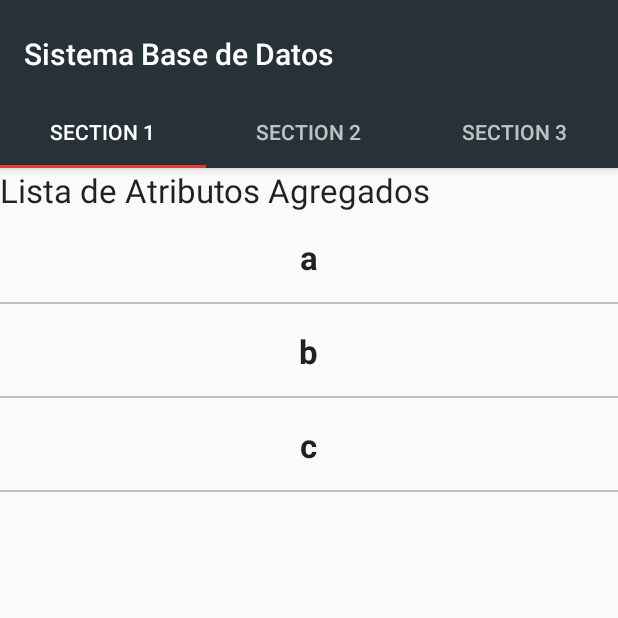
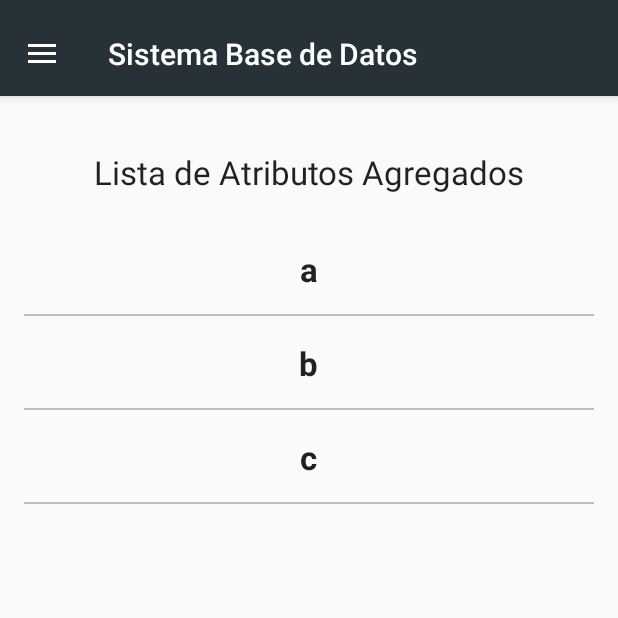
Before and after one commit to fedeLizondo/BaseDeDatos, an Android app: the screen it shows after launch (MainActivity), on a phone screen of 412 x 824 dp, the top half of it. Run offline under Robolectric (Android 15) with nearby library versions, the phone set to English and light mode, and no system bars.

```diff
--- a/app/src/main/java/fedelizondo/basededatos/MainActivity.java
+++ b/app/src/main/java/fedelizondo/basededatos/MainActivity.java
@@ -2,13 +2,18 @@ package fedelizondo.basededatos;
 
 import android.app.FragmentTransaction;
 
+import android.support.annotation.NonNull;
 import android.support.design.widget.FloatingActionButton;
+import android.support.design.widget.NavigationView;
 import android.support.design.widget.Snackbar;
 import android.support.design.widget.TabLayout;
 import android.support.v4.app.Fragment;
 import android.support.v4.app.FragmentManager;
 import android.support.v4.app.FragmentPagerAdapter;
+import android.support.v4.view.GravityCompat;
 import android.support.v4.view.ViewPager;
+import android.support.v4.widget.DrawerLayout;
+import android.support.v7.app.ActionBarDrawerToggle;
 import android.support.v7.app.AppCompatActivity;
 import android.os.Bundle;
 import android.support.v7.widget.Toolbar;
@@ -19,6 +24,7 @@ import android.view.View;
 import android.view.ViewGroup;
 import android.widget.FrameLayout;
 import android.widget.TextView;
+import android.widget.Toast;
 
 import java.util.ArrayList;
 
@@ -28,7 +34,7 @@ import layout.AtributosFragment;
 import layout.ModificarAtributosFragment;
 
 public class MainActivity extends AppCompatActivity implements
-       AtributosFragment.OnFragmentInteractionListener {
+       AtributosFragment.OnFragmentInteractionListener, NavigationView.OnNavigationItemSelectedListener {
 
 
     private Toolbar toolbar;
@@ -46,9 +52,9 @@ public class MainActivity extends AppCompatActivity implements
     @Override
     protected void onCreate(Bundle savedInstanceState) {
         super.onCreate(savedInstanceState);
-        setContentView(R.layout.activity_navegador);//content_navegador);//activity_main);
+        setContentView(R.layout.activity_navegador);
+
         toolbar = (Toolbar) findViewById(R.id.toolbar);
-
         Toolbar toolbar = (Toolbar) findViewById(R.id.toolbar);
         setSupportActionBar(toolbar);
 
@@ -61,21 +67,19 @@ public class MainActivity extends AppCompatActivity implements
         administradora.agregarAtributos("c");
 
 
+        DrawerLayout drawer = (DrawerLayout) findViewById(R.id.drawer_layout);
+        ActionBarDrawerToggle toggle = new ActionBarDrawerToggle(
+                this, drawer, toolbar, R.string.navigation_drawer_open, R.string.navigation_drawer_close);
+        drawer.setDrawerListener(toggle);
+        toggle.syncState();
+
+        NavigationView navigationView = (NavigationView) findViewById(R.id.nav_view);
+        navigationView.setNavigationItemSelectedListener(this);
+
         // Set up the ViewPager with the sections adapter.
         mViewPager = (ViewPager) findViewById(R.id.container);
         mViewPager.setAdapter(mSectionsPagerAdapter);
 
-        TabLayout tabLayout = (TabLayout) findViewById(R.id.tabs);
-        tabLayout.setupWithViewPager(mViewPager);
-
-        /*FloatingActionButton fab = (FloatingActionButton) findViewById(R.id.fab);
-        fab.setOnClickListener(new View.OnClickListener() {
-            @Override
-            public void onClick(View view) {
-                Snackbar.make(view, "Replace with your own action", Snackbar.LENGTH_LONG)
-                        .setAction("Action", null).show();
-            }
-        });*/
     }
 
     protected void setFragment(Fragment fragment) {
@@ -108,6 +112,47 @@ public class MainActivity extends AppCompatActivity implements
         return super.onOptionsItemSelected(item);
     }
 
+    @SuppressWarnings("StatementWithEmptyBody")
+    @Override
+    public boolean onNavigationItemSelected(MenuItem item) {
+        // Handle navigation view item clicks here.
+        int id = item.getItemId();
+
+        if (id == R.id.nav_camera) {
+            // Handle the camera action
+            Toast.makeText(MainActivity.this, "CAMARA", Toast.LENGTH_LONG).show();
+        } else if (id == R.id.nav_gallery) {
+            Toast.makeText(MainActivity.this, "GALERIA", Toast.LENGTH_LONG).show();
+        } else if (id == R.id.nav_slideshow) {
+            Toast.makeText(MainActivity.this, "SLIDESHO", Toast.LENGTH_LONG).show();
+        } else if (id == R.id.nav_manage) {
+            Toast.makeText(MainActivity.this, "NAVMANAGE", Toast.LENGTH_LONG).show();
+        } else if (id == R.id.nav_share) {
+            Toast.makeText(MainActivity.this, "SHARE", Toast.LENGTH_LONG).show();
+
+        } else if (id == R.id.nav_send) {
+            Toast.makeText(MainActivity.this, "SEND", Toast.LENGTH_LONG).show();
+        }
+
+        DrawerLayout drawer = (DrawerLayout) findViewById(R.id.drawer_layout);
+        drawer.closeDrawer(GravityCompat.START);
+        return true;
+    }
+
+    @Override
+    public void onBackPressed() {
+        DrawerLayout drawer = (DrawerLayout) findViewById(R.id.drawer_layout);
+        if (drawer.isDrawerOpen(GravityCompat.START)) {
+            drawer.closeDrawer(GravityCompat.START);
+        } else {
+            super.onBackPressed();
+        }
+    }
+
+
+    ////////////////////////////////////////////////////////////////////////////////////////////////
+    //                  Place Holder Fragment                                                     //
+    ////////////////////////////////////////////////////////////////////////////////////////////////
 
 
     /**
@@ -169,7 +214,7 @@ public class MainActivity extends AppCompatActivity implements
             return 3;
         }
 
-        @Override
+        /*@Override
         public CharSequence getPageTitle(int position) {
             switch (position) {
                 case 0:
@@ -180,9 +225,8 @@ public class MainActivity extends AppCompatActivity implements
                     return "SECTION 3";
             }
             return null;
-        }
+        }*/
     }
-
 
     @Override
     public void onFragmentInteractionAgregarAtributos(ArrayList<String> listadoAtributo) {
@@ -195,7 +239,6 @@ public class MainActivity extends AppCompatActivity implements
     @Override
     public void onFragmentInteractionModificarAtributos(String AtributoAnterior, String AtributoNuevo) {
         administradora.modificarAtributo(AtributoAnterior,AtributoNuevo);
-
     }
 
     @Override
@@ -203,7 +246,4 @@ public class MainActivity extends AppCompatActivity implements
         administradora.eliminarAtributo(AtributoAEliminar);
     }
 
-
-
-
 }
--- a/app/src/main/java/layout/AtributosFragment.java
+++ b/app/src/main/java/layout/AtributosFragment.java
@@ -19,6 +19,8 @@ import android.util.Log;
 import android.view.LayoutInflater;
 import android.view.View;
 import android.view.ViewGroup;
+import android.view.animation.OvershootInterpolator;
+import android.view.animation.ScaleAnimation;
 
 import java.util.ArrayList;
 
@@ -72,7 +74,6 @@ public class AtributosFragment extends Fragment implements
         if (getArguments() != null) {
             listaAtributos = getArguments().getStringArrayList(LISTADO_ATRIBUTOS);
         }
-
     }
 
     @Override
@@ -83,13 +84,6 @@ public class AtributosFragment extends Fragment implements
         initViews(view);
         return view;
     }
-
-    /*
-    public void onButtonPressed(Uri uri) {
-        if (mListener != null) {
-            mListener.onFragmentInteraction(uri);
-        }
-    }*/
 
     @Override
     public void onAttach(Context context) {
@@ -108,6 +102,41 @@ public class AtributosFragment extends Fragment implements
         mListener = null;
     }
 
+
+    public void AgregarAtributos()
+    {
+        FragmentManager fragmentManager = getActivity().getSupportFragmentManager();
+        AgregarAtributosFragment dialog = new AgregarAtributosFragment();
+
+        Bundle bundle = new Bundle();
+        bundle.putStringArrayList(AgregarAtributosFragment.ARG_PARAM1,listaAtributos);
+
+        dialog.setArguments(bundle);
+        dialog.setTargetFragment(AtributosFragment.this,1235);
+        dialog.show(fragmentManager,"AgregarAtributo");
+    }
+
+    public void ModificarAtributos(String atributo)
+    {
+        FragmentManager fragmentManager =  this.getChildFragmentManager();  //getActivity().getSupportFragmentManager();
+        ModificarAtributosFragment dialog = new ModificarAtributosFragment();
+
+        Bundle bundle = new Bundle();
+        bundle.putStringArrayList(ModificarAtributosFragment.LISTADO_ATRIBUTOS,listaAtributos);
+        bundle.putString(ModificarAtributosFragment.ATRIBUTO_A_MODIFICAR,atributo);
+
+        dialog.setArguments(bundle);
+        dialog.setTargetFragment(AtributosFragment.this,1234);
+        dialog.show(fragmentManager,"ModificarAtributo");
+    }
+
+    public interface OnFragmentInteractionListener {
+        void onFragmentInteractionAgregarAtributos(ArrayList<String> listadoAtributo);
+        void onFragmentInteractionModificarAtributos(String AtributoAnterior,String AtributoNuevo);
+        void onFragmentInteractionEliminarAtributos(String AtributoAEliminar);
+    }
+
+
     @Override
     public void OnFragmentInteractionListenerFragmentModificarAtributo(String AtributoAnterior, String AtributoModificado) {
         int index = listaAtributos.indexOf(AtributoAnterior);
@@ -120,6 +149,7 @@ public class AtributosFragment extends Fragment implements
         {
             mListener.onFragmentInteractionModificarAtributos(AtributoAnterior,AtributoModificado);
         }
+
     }
 
     @Override
@@ -127,48 +157,33 @@ public class AtributosFragment extends Fragment implements
         dataAdapter.updateDataSource(listaAtributos);
     }
 
-
-    /**
-     * This interface must be implemented by activities that contain this
-     * fragment to allow an interaction in this fragment to be communicated
-     * to the activity and potentially other fragments contained in that
-     * activity.
-     * <p>
-     * See the Android Training lesson <a href=
-     * "http://developer.android.com/training/basics/fragments/communicating.html"
-     * >Communicating with Other Fragments</a> for more information.
-     */
-    public interface OnFragmentInteractionListener {
-        void onFragmentInteractionAgregarAtributos(ArrayList<String> listadoAtributo);
-        void onFragmentInteractionModificarAtributos(String AtributoAnterior,String AtributoNuevo);
-        void onFragmentInteractionEliminarAtributos(String AtributoAEliminar);
-    }
-
-
-
     @Override
     public void onFragmentInteraction(ArrayList<String> listadoAtributo) {
-
         for (String string : listadoAtributo) {
                 dataAdapter.addItem(string);
             }
-
         if(mListener !=null)
             mListener.onFragmentInteractionAgregarAtributos(listadoAtributo);
-
-
     }
-
 
     private void initViews(View view)
     {
-        FloatingActionButton fab = (FloatingActionButton) view.findViewById(R.id.fabAgregarAtributo);
+        final FloatingActionButton fab = (FloatingActionButton) view.findViewById(R.id.fabAgregarAtributo);
         fab.setOnClickListener(new View.OnClickListener() {
             @Override
             public void onClick(View v) {
                 AgregarAtributos();
             }
         });
+
+        ScaleAnimation animation = new ScaleAnimation(0,1,0,1);
+        animation.setFillBefore(true);
+        animation.setFillAfter(true);
+        animation.setFillEnabled(true);
+        animation.setDuration(300);
+        animation.setInterpolator(new OvershootInterpolator());
+        fab.startAnimation(animation);
+
         recyclerViewAtributos = (RecyclerView) view.findViewById(R.id.rv_Atributos);
         recyclerViewAtributos.setHasFixedSize(true);
         RecyclerView.LayoutManager layoutManager = new LinearLayoutManager( getActivity().getApplicationContext());
@@ -239,34 +254,4 @@ public class AtributosFragment extends Fragment implements
         itemTouchHelper.attachToRecyclerView(recyclerViewAtributos);
     }
 
-
-    public void AgregarAtributos()
-    {
-        FragmentManager fragmentManager = getActivity().getSupportFragmentManager();
-        AgregarAtributosFragment dialog = new AgregarAtributosFragment();
-
-        Bundle bundle = new Bundle();
-        bundle.putStringArrayList(AgregarAtributosFragment.ARG_PARAM1,listaAtributos);
-
-        dialog.setArguments(bundle);
-        dialog.setTargetFragment(AtributosFragment.this,1235);
-        dialog.show(fragmentManager,"AgregarAtributo");
-    }
-
-    public void ModificarAtributos(String atributo)
-    {
-        FragmentManager fragmentManager =  this.getChildFragmentManager();  //getActivity().getSupportFragmentManager();
-        ModificarAtributosFragment dialog = new ModificarAtributosFragment();
-
-        Bundle bundle = new Bundle();
-        bundle.putStringArrayList(ModificarAtributosFragment.LISTADO_ATRIBUTOS,listaAtributos);
-        bundle.putString(ModificarAtributosFragment.ATRIBUTO_A_MODIFICAR,atributo);
-
-        dialog.setArguments(bundle);
-        dialog.setTargetFragment(AtributosFragment.this,1234);
-        dialog.show(fragmentManager,"ModificarAtributo");
-
-    }
-
-
 }
--- a/app/src/main/res/layout/activity_navegador.xml
+++ b/app/src/main/res/layout/activity_navegador.xml
@@ -11,7 +11,7 @@
     <include
         layout="@layout/app_bar_navegador"
         android:layout_width="match_parent"
-        android:layout_height="match_parent" />
+        android:layout_height="wrap_content" />
 
     <android.support.design.widget.NavigationView
         android:id="@+id/nav_view"
--- a/app/src/main/res/layout/app_bar_navegador.xml
+++ b/app/src/main/res/layout/app_bar_navegador.xml
@@ -8,8 +8,14 @@
     android:fitsSystemWindows="true"
     tools:context="fedelizondo.basededatos.MainActivity">
 
+<LinearLayout
+    android:layout_width="match_parent"
+    android:layout_height="match_parent"
+    android:orientation="vertical"
+    >
     <android.support.design.widget.AppBarLayout
         android:id="@+id/appbar"
+        android:layout_weight="0"
         android:layout_width="match_parent"
         android:layout_height="wrap_content"
         android:paddingTop="@dimen/appbar_padding_top"
@@ -25,25 +31,17 @@
 
         </android.support.v7.widget.Toolbar>
 
-        <android.support.design.widget.TabLayout
+        <!--android.support.design.widget.TabLayout
             android:id="@+id/tabs"
             android:layout_width="match_parent"
-            android:layout_height="wrap_content" />
+            android:layout_height="wrap_content" /-->
 
     </android.support.design.widget.AppBarLayout>
 
-    <android.support.v4.view.ViewPager
-        android:id="@+id/container"
+    <include layout="@layout/content_navegador"
         android:layout_width="match_parent"
         android:layout_height="match_parent"
-        app:layout_behavior="@string/appbar_scrolling_view_behavior" />
-
-    <!--android.support.design.widget.FloatingActionButton
-        android:id="@+id/fab"
-        android:layout_width="wrap_content"
-        android:layout_height="wrap_content"
-        android:layout_gravity="end|bottom"
-        android:layout_margin="@dimen/fab_margin"
-        app:srcCompat="@android:drawable/ic_dialog_email" /-->
+        />
+</LinearLayout>
 
 </android.support.design.widget.CoordinatorLayout>
--- a/app/src/main/res/layout/fragment_atributos.xml
+++ b/app/src/main/res/layout/fragment_atributos.xml
@@ -6,24 +6,29 @@
     tools:context="layout.AtributosFragment">
 
 <LinearLayout
+
     android:layout_width="match_parent"
     android:layout_height="match_parent"
     android:orientation="vertical"
+    android:id="@+id/ll_FragmentAtributos"
     >
-
     <TextView
-        android:layout_width="wrap_content"
+        android:layout_width="match_parent"
         android:layout_height="wrap_content"
+        android:layout_margin="8dp"
+        android:padding="12dp"
+        android:textAlignment="center"
         android:text="@string/tituloAgregarAtributo"
         android:textAppearance="?android:textAppearanceLarge"
         android:layout_weight="0"
         />
 
+
         <android.support.v7.widget.RecyclerView
             android:id="@+id/rv_Atributos"
             android:scrollbars="vertical"
             android:layout_width="match_parent"
-            android:layout_height="wrap_content"
+            android:layout_height="match_parent"
             android:dividerHeight="1dp"
             style="@android:style/Widget.DeviceDefault.ExpandableListView"
             android:divider="@android:color/darker_gray"
@@ -48,6 +53,7 @@
         android:headerDividersEnabled="false"
         android:paddingTop="8dip"
         /-->
+
 </LinearLayout>
 
     <android.support.design.widget.FloatingActionButton
@@ -57,10 +63,8 @@
         android:layout_width="wrap_content"
         android:layout_height="wrap_content"
         android:layout_gravity="bottom|end"
-        android:layout_alignParentBottom="true"
+        android:layout_alignBottom="@id/ll_FragmentAtributos"
         android:layout_alignParentRight="true"
-        android:layout_alignParentEnd="true"
-
         />
 
     </RelativeLayout>
```
Also changed, not shown: app/src/main/java/layout/AgregarAtributosFragment.java (+15 -39 lines), app/src/main/java/layout/ModificarAtributosFragment.java (+1 -11 lines), app/src/main/res/layout/content_navegador.xml (+5 -39 lines). Lines whose indentation alone changed are shown as unchanged.
